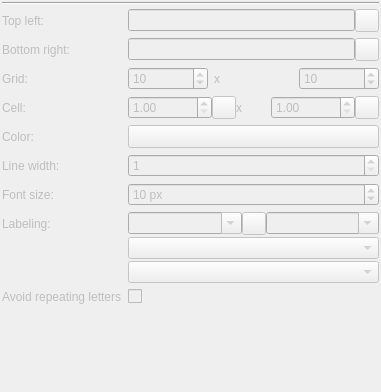
This is kadas/app/guidegrid/kadasguidegridwidgetbase.ui in kadas-albireo/kadas-albireo2 as Qt 5 draws it before an edit. The edited form follows.
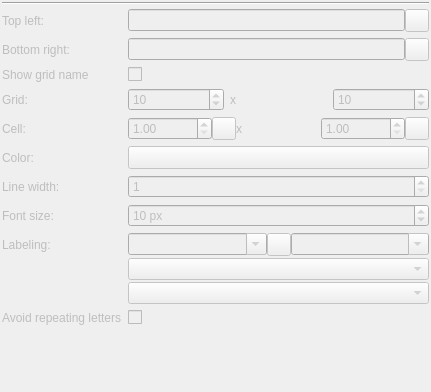
This is the edited form. Icons and pictures are not drawn. Custom widgets are drawn as their Qt base class.

Commit message: Add a show layer title option to differentiate between grid

Patch:
```diff
--- a/kadas/app/guidegrid/kadasguidegridwidgetbase.ui
+++ b/kadas/app/guidegrid/kadasguidegridwidgetbase.ui
@@ -6,7 +6,7 @@
    <rect>
     <x>0</x>
     <y>0</y>
-    <width>381</width>
+    <width>431</width>
     <height>392</height>
    </rect>
   </property>
@@ -119,14 +119,14 @@
         </item>
        </layout>
       </item>
-      <item row="2" column="0">
+      <item row="3" column="0">
        <widget class="QLabel" name="labelGrid">
         <property name="text">
          <string>Grid:</string>
         </property>
        </widget>
       </item>
-      <item row="2" column="1">
+      <item row="3" column="1">
        <layout class="QHBoxLayout" name="horizontalLayoutGrid">
         <item>
          <widget class="QSpinBox" name="spinBoxCols">
@@ -169,14 +169,14 @@
         </item>
        </layout>
       </item>
-      <item row="3" column="0">
+      <item row="4" column="0">
        <widget class="QLabel" name="labelCell">
         <property name="text">
          <string>Cell:</string>
         </property>
        </widget>
       </item>
-      <item row="3" column="1">
+      <item row="4" column="1">
        <layout class="QHBoxLayout" name="horizontalLayoutCell">
         <property name="spacing">
          <number>0</number>
@@ -241,14 +241,14 @@
         </item>
        </layout>
       </item>
-      <item row="4" column="0">
+      <item row="5" column="0">
        <widget class="QLabel" name="labelColor">
         <property name="text">
          <string>Color:</string>
         </property>
        </widget>
       </item>
-      <item row="4" column="1">
+      <item row="5" column="1">
        <widget class="QgsColorButton" name="toolButtonColor">
         <property name="sizePolicy">
          <sizepolicy hsizetype="Preferred" vsizetype="Fixed">
@@ -258,14 +258,14 @@
         </property>
        </widget>
       </item>
-      <item row="5" column="0">
+      <item row="6" column="0">
        <widget class="QLabel" name="labelLineWidth">
         <property name="text">
          <string>Line width:</string>
         </property>
        </widget>
       </item>
-      <item row="5" column="1">
+      <item row="6" column="1">
        <widget class="QSpinBox" name="spinBoxLineWidth">
         <property name="minimum">
          <number>1</number>
@@ -275,14 +275,14 @@
         </property>
        </widget>
       </item>
-      <item row="6" column="0">
+      <item row="7" column="0">
        <widget class="QLabel" name="labelFontSize">
         <property name="text">
          <string>Font size:</string>
         </property>
        </widget>
       </item>
-      <item row="6" column="1">
+      <item row="7" column="1">
        <widget class="QSpinBox" name="spinBoxFontSize">
         <property name="suffix">
          <string notr="true"> px</string>
@@ -295,14 +295,14 @@
         </property>
        </widget>
       </item>
-      <item row="7" column="0">
+      <item row="8" column="0">
        <widget class="QLabel" name="labelLabeling">
         <property name="text">
          <string>Labeling:</string>
         </property>
        </widget>
       </item>
-      <item row="7" column="1">
+      <item row="8" column="1">
        <layout class="QVBoxLayout" name="verticalLayoutLabeling">
         <property name="spacing">
          <number>2</number>
@@ -357,14 +357,7 @@
         </item>
        </layout>
       </item>
-      <item row="8" column="1">
-       <widget class="QCheckBox" name="checkBoxAvoidRepeatingLetters">
-        <property name="text">
-         <string/>
-        </property>
-       </widget>
-      </item>
-      <item row="8" column="0">
+      <item row="9" column="0">
        <widget class="QLabel" name="label">
         <property name="toolTip">
          <string>Example: &quot;AA&quot;, &quot;BB&quot; &quot;CCC&quot;</string>
@@ -374,6 +367,27 @@
         </property>
        </widget>
       </item>
+      <item row="9" column="1">
+       <widget class="QCheckBox" name="checkBoxAvoidRepeatingLetters">
+        <property name="text">
+         <string/>
+        </property>
+       </widget>
+      </item>
+      <item row="2" column="1">
+       <widget class="QCheckBox" name="checkBoxShowLayerTitle">
+        <property name="text">
+         <string/>
+        </property>
+       </widget>
+      </item>
+      <item row="2" column="0">
+       <widget class="QLabel" name="label_2">
+        <property name="text">
+         <string>Show grid name</string>
+        </property>
+       </widget>
+      </item>
      </layout>
     </widget>
    </item>
```
The commit also changes 3 other files.
